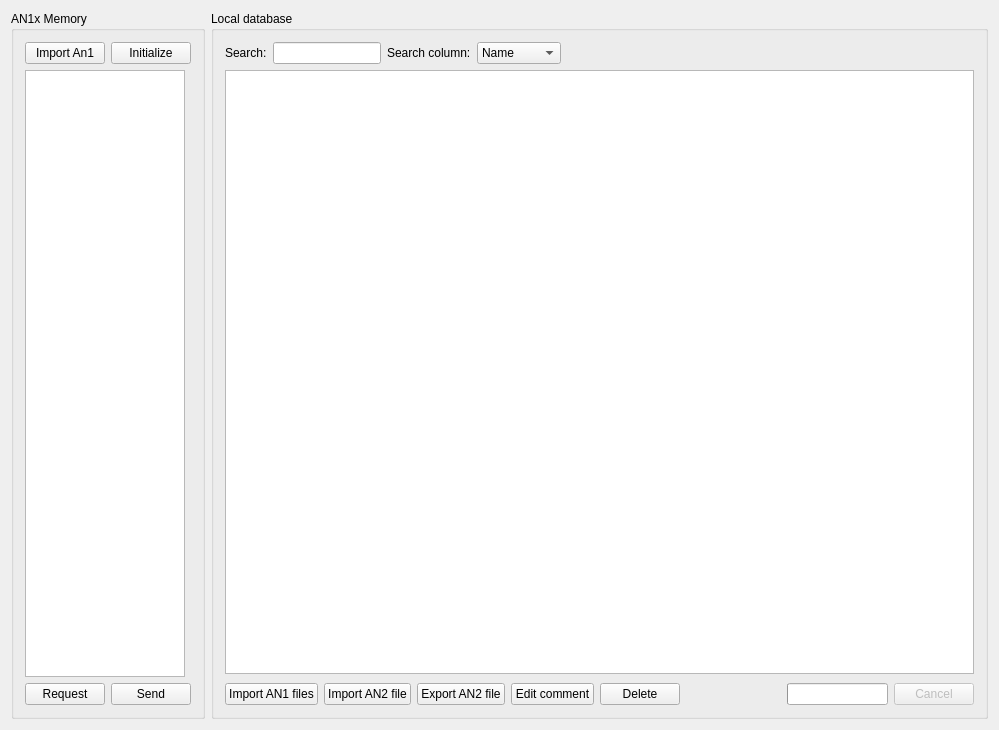
Above: src/View/Browser.ui from thefinalcutbg/QAN1xEditor before the change. Below: the same form after it.
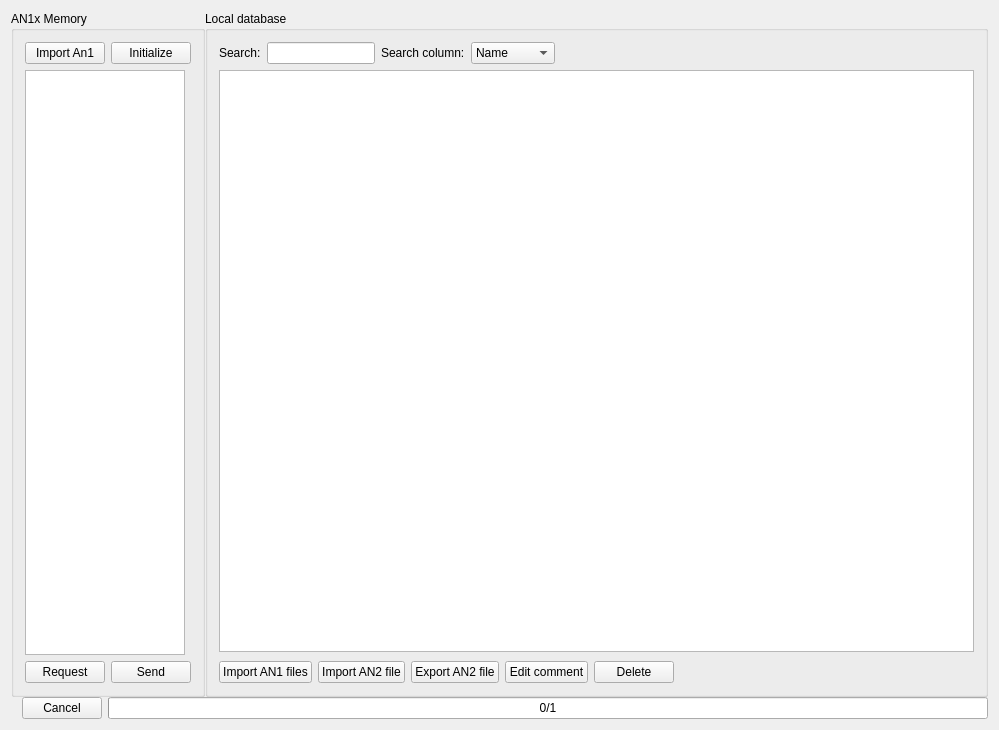
That is the form after the change. Custom widgets are drawn as their Qt base class.

Commit message: cancel button bug fix

Patch:
```diff
--- a/src/View/Browser.ui
+++ b/src/View/Browser.ui
@@ -13,7 +13,15 @@
   <property name="windowTitle">
    <string>Browser</string>
   </property>
-  <layout class="QHBoxLayout" name="horizontalLayout_2">
+  <layout class="QVBoxLayout" name="verticalLayout_3">
+   <property name="spacing">
+    <number>0</number>
+   </property>
+   <item>
+    <layout class="QHBoxLayout" name="horizontalLayout_5">
+     <property name="spacing">
+      <number>0</number>
+     </property>
    <item>
     <widget class="QGroupBox" name="groupBox">
      <property name="title">
@@ -269,6 +277,28 @@
           </property>
          </spacer>
         </item>
+         </layout>
+        </item>
+       </layout>
+      </widget>
+     </item>
+    </layout>
+   </item>
+   <item>
+    <layout class="QHBoxLayout" name="horizontalLayout_2">
+     <property name="leftMargin">
+      <number>11</number>
+     </property>
+     <item>
+      <widget class="QPushButton" name="cancelButton">
+       <property name="enabled">
+        <bool>true</bool>
+       </property>
+       <property name="text">
+        <string>Cancel</string>
+       </property>
+      </widget>
+     </item>
         <item>
          <widget class="QProgressBar" name="progressBar">
           <property name="minimum">
@@ -284,27 +314,14 @@
            <set>Qt::AlignCenter</set>
           </property>
           <property name="textVisible">
-           <bool>false</bool>
+        <bool>true</bool>
           </property>
           <property name="format">
            <string>%v/%m</string>
           </property>
          </widget>
         </item>
-        <item>
-         <widget class="QPushButton" name="cancelButton">
-          <property name="enabled">
-           <bool>false</bool>
-          </property>
-          <property name="text">
-           <string>Cancel</string>
-          </property>
-         </widget>
-        </item>
-       </layout>
-      </item>
-     </layout>
-    </widget>
+    </layout>
    </item>
   </layout>
  </widget>
```
Lines whose indentation alone changed are shown as unchanged. The commit also changes 1 other file.
